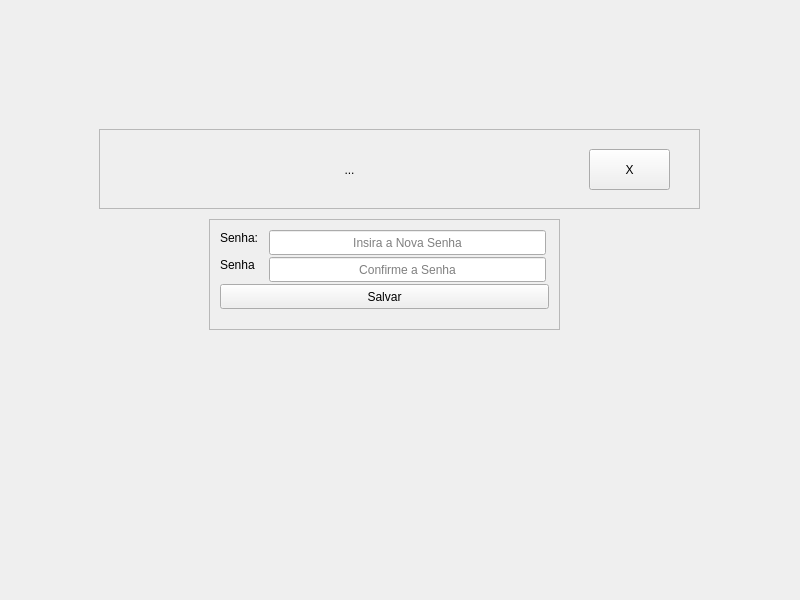
This is src/view/gui_principal.ui in jaquelinnelimahotmail-lang/MEmissoes as Qt 5 draws it before an edit. The edited form follows.
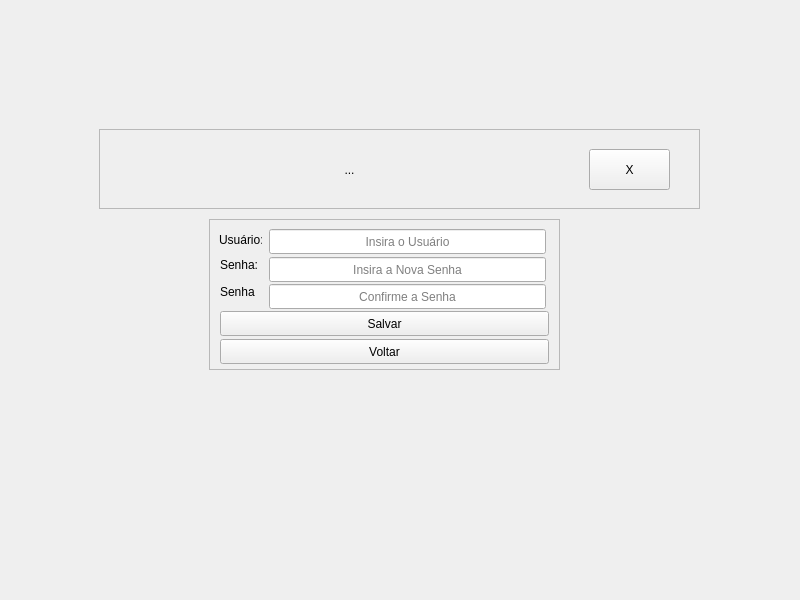
This is the edited form. The open tabs and pages were chosen to show the change. Icons and pictures are not drawn.

The edit to the form file:
```diff
--- a/src/view/gui_principal.ui
+++ b/src/view/gui_principal.ui
@@ -1068,7 +1068,7 @@
          <x>210</x>
          <y>220</y>
          <width>351</width>
-         <height>111</height>
+         <height>151</height>
         </rect>
        </property>
        <property name="frameShape">
@@ -1081,7 +1081,7 @@
         <property name="geometry">
          <rect>
           <x>60</x>
-          <y>38</y>
+          <y>65</y>
           <width>277</width>
           <height>25</height>
          </rect>
@@ -1103,7 +1103,7 @@
         <property name="geometry">
          <rect>
           <x>11</x>
-          <y>11</y>
+          <y>38</y>
           <width>43</width>
           <height>16</height>
          </rect>
@@ -1116,7 +1116,7 @@
         <property name="geometry">
          <rect>
           <x>11</x>
-          <y>38</y>
+          <y>65</y>
           <width>35</width>
           <height>16</height>
          </rect>
@@ -1129,7 +1129,7 @@
         <property name="geometry">
          <rect>
           <x>11</x>
-          <y>65</y>
+          <y>92</y>
           <width>329</width>
           <height>25</height>
          </rect>
@@ -1142,7 +1142,7 @@
         <property name="geometry">
          <rect>
           <x>60</x>
-          <y>11</y>
+          <y>38</y>
           <width>277</width>
           <height>25</height>
          </rect>
@@ -1154,6 +1154,48 @@
          <string>Insira a Nova Senha</string>
         </property>
        </widget>
+       <widget class="QPushButton" name="pushButtonRecuperacaoVoltar">
+        <property name="geometry">
+         <rect>
+          <x>11</x>
+          <y>120</y>
+          <width>329</width>
+          <height>25</height>
+         </rect>
+        </property>
+        <property name="text">
+         <string>Voltar</string>
+        </property>
+       </widget>
+       <widget class="QLineEdit" name="lineEditRecuperacaoUsuario">
+        <property name="geometry">
+         <rect>
+          <x>60</x>
+          <y>10</y>
+          <width>277</width>
+          <height>25</height>
+         </rect>
+        </property>
+        <property name="alignment">
+         <set>Qt::AlignmentFlag::AlignCenter</set>
+        </property>
+        <property name="placeholderText">
+         <string>Insira o Usuário</string>
+        </property>
+       </widget>
+       <widget class="QLabel" name="labelRecuperacaoUsuario">
+        <property name="geometry">
+         <rect>
+          <x>10</x>
+          <y>13</y>
+          <width>43</width>
+          <height>16</height>
+         </rect>
+        </property>
+        <property name="text">
+         <string>Usuário:</string>
+        </property>
+       </widget>
       </widget>
       <widget class="QFrame" name="frameRecuperacaoError">
        <property name="geometry">
```
Left out of the diff: 60 changed lines with no effect on the pictures.
